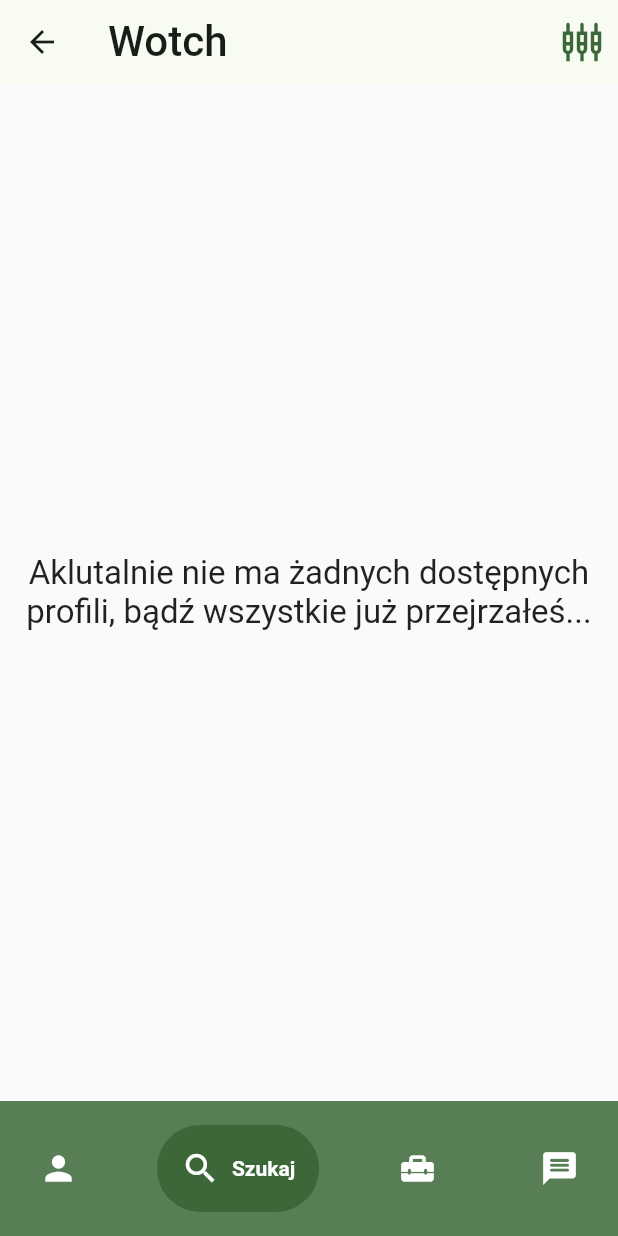
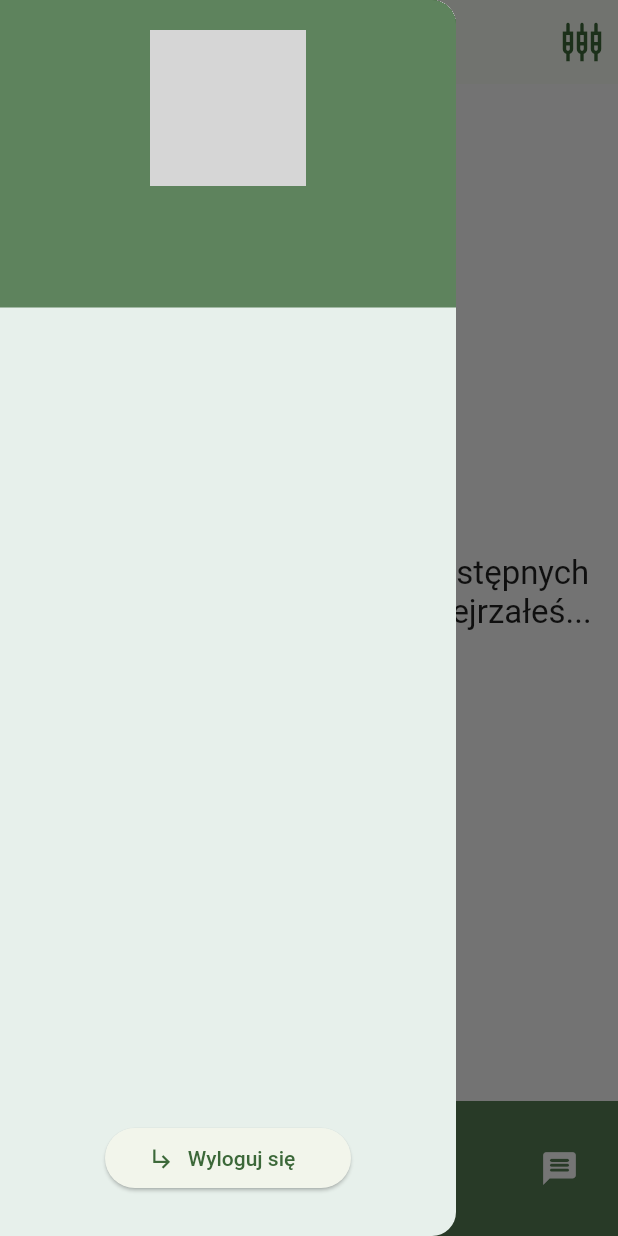
Before and after one commit to bieniadev/Wotch, a Flutter app: the MainScreen screen opened directly, with the side drawer open (before the commit the screen has no drawer), on a phone screen of 412 x 824 dp. Run offline on Flutter 3.47's test engine with Material 2 defaults, Android fonts, the phone set to English and light mode, and no system bars; drawn by our look-alikes of google_nav_bar; our stand-ins replace appinio_swiper, chips_choice, cloud_firestore, firebase_auth, firebase_core, firebase_storage and 3 more; missing offline and left inert: dart:ffi; accounts and stored records are empty; network calls fail; grey boxes are pictures that could not be loaded.

Commit message:
Added drawer + fixed messages error

```diff
--- a/lib/screens/main_screen.dart
+++ b/lib/screens/main_screen.dart
@@ -1,5 +1,6 @@
 import 'package:firebase_auth/firebase_auth.dart';
 import 'package:flutter/material.dart';
+import 'package:work_match/screens/navigator_drawer.dart';
 import 'package:work_match/screens/search.dart';
 import 'package:work_match/screens/messages.dart';
 import 'package:work_match/screens/offer.dart';
@@ -34,12 +35,14 @@ class _MainScreenState extends State<MainScreen> {
 
   @override
   Widget build(BuildContext context) {
+    String activeTitle = 'Wotch';
     Widget activePageSelectIcon = IconButton(
       onPressed: () {},
       icon: Icon(Icons.hourglass_empty_sharp, color: Theme.of(context).colorScheme.primary),
     );
 
     if (_selectedPageIndex == 0) {
+      activeTitle = 'Profil';
       activePageSelectIcon = IconButton(
         onPressed: () {
           FirebaseAuth.instance.signOut();
@@ -53,6 +56,7 @@ class _MainScreenState extends State<MainScreen> {
     }
 
     if (_selectedPageIndex == 1) {
+      activeTitle = 'Wotch';
       activePageSelectIcon = IconButton(
         onPressed: () {},
         icon: Icon(
@@ -63,6 +67,7 @@ class _MainScreenState extends State<MainScreen> {
       );
     }
     if (_selectedPageIndex == 2) {
+      activeTitle = 'Oferty';
       activePageSelectIcon = IconButton(
         onPressed: () {},
         icon: Icon(
@@ -73,6 +78,7 @@ class _MainScreenState extends State<MainScreen> {
       );
     }
     if (_selectedPageIndex == 3) {
+      activeTitle = 'Wiadomości';
       activePageSelectIcon = IconButton(
         onPressed: () {},
         icon: Icon(
@@ -85,9 +91,23 @@ class _MainScreenState extends State<MainScreen> {
 
     return Scaffold(
       appBar: AppBar(
-        title: const Text('Wotch', style: TextStyle(fontSize: 28)),
+        leading: Builder(
+          builder: (BuildContext context) {
+            return IconButton(
+              icon: const Icon(Icons.menu),
+              color: Theme.of(context).colorScheme.primary,
+              iconSize: 32,
+              onPressed: () {
+                Scaffold.of(context).openDrawer();
+              },
+              tooltip: MaterialLocalizations.of(context).openAppDrawerTooltip,
+            );
+          },
+        ),
+        title: Text(activeTitle, style: const TextStyle(fontSize: 28)),
         actions: [activePageSelectIcon],
       ),
+      drawer: const NavigatorDrawer(),
       body: PageView(
         physics: _selectedPageIndex == 1 ? const NeverScrollableScrollPhysics() : null,
         controller: pageController,
--- /dev/null
+++ b/lib/screens/navigator_drawer.dart
@@ -0,0 +1,59 @@
+import 'package:cloud_firestore/cloud_firestore.dart';
+import 'package:firebase_auth/firebase_auth.dart';
+import 'package:flutter/material.dart';
+
+class NavigatorDrawer extends StatelessWidget {
+  const NavigatorDrawer({super.key});
+
+  @override
+  Widget build(BuildContext context) {
+    return Drawer(
+      surfaceTintColor: Colors.blue,
+      child: Column(
+        crossAxisAlignment: CrossAxisAlignment.stretch,
+        children: [
+          FutureBuilder(
+              future: FirebaseFirestore.instance.collection('users').doc(FirebaseAuth.instance.currentUser!.uid).get(),
+              builder: (context, snapshot) {
+                if (snapshot.connectionState == ConnectionState.waiting) return const CircularProgressIndicator();
+                if (snapshot.hasError) return const Text('Coś poszło nie tak...');
+                if (snapshot.data == null || snapshot.data?.data() == null) return const CircularProgressIndicator();
+
+                return Container(
+                  padding: EdgeInsets.only(top: 20 + MediaQuery.of(context).padding.top, bottom: 20),
+                  color: Theme.of(context).colorScheme.primary.withOpacity(0.8),
+                  child: Column(
+                    children: [
+                      CircleAvatar(
+                        foregroundImage: NetworkImage(snapshot.data!.data()!['image_url']),
+                        radius: 52,
+                      ),
+                      const SizedBox(height: 12),
+                      Text(
+                        snapshot.data!.data()!['firstname'],
+                        style: const TextStyle(fontSize: 26, color: Colors.white),
+                      ),
+                      Text(
+                        FirebaseAuth.instance.currentUser!.email as String,
+                        style: const TextStyle(fontSize: 16, color: Colors.white),
+                      ),
+                    ],
+                  ),
+                );
+              }),
+          const Spacer(),
+          Container(
+            padding: const EdgeInsets.symmetric(vertical: 28, horizontal: 70),
+            child: ElevatedButton.icon(
+              onPressed: () {
+                FirebaseAuth.instance.signOut();
+              },
+              icon: const Icon(Icons.subdirectory_arrow_right_outlined),
+              label: const Text('Wyloguj się'),
+            ),
+          )
+        ],
+      ),
+    );
+  }
+}
--- a/lib/widget/chat_messages.dart
+++ b/lib/widget/chat_messages.dart
@@ -12,13 +12,15 @@ class ChatMessages extends StatelessWidget {
   Widget build(BuildContext context) {
     final authUser = FirebaseAuth.instance.currentUser!;
 
+    if (documentId.isEmpty) {
+      return const Center(child: CircularProgressIndicator());
+    }
+
     return StreamBuilder(
       stream: FirebaseFirestore.instance.collection('matches').doc(documentId).collection('chat').orderBy('createdAt', descending: true).snapshots(),
       builder: (context, chatSnapshots) {
         if (chatSnapshots.connectionState == ConnectionState.waiting) {
-          return const Center(
-            child: CircularProgressIndicator(),
-          );
+          return const Center(child: CircularProgressIndicator());
         }
 
         if (!chatSnapshots.hasData || chatSnapshots.data!.docs.isEmpty) {
```
